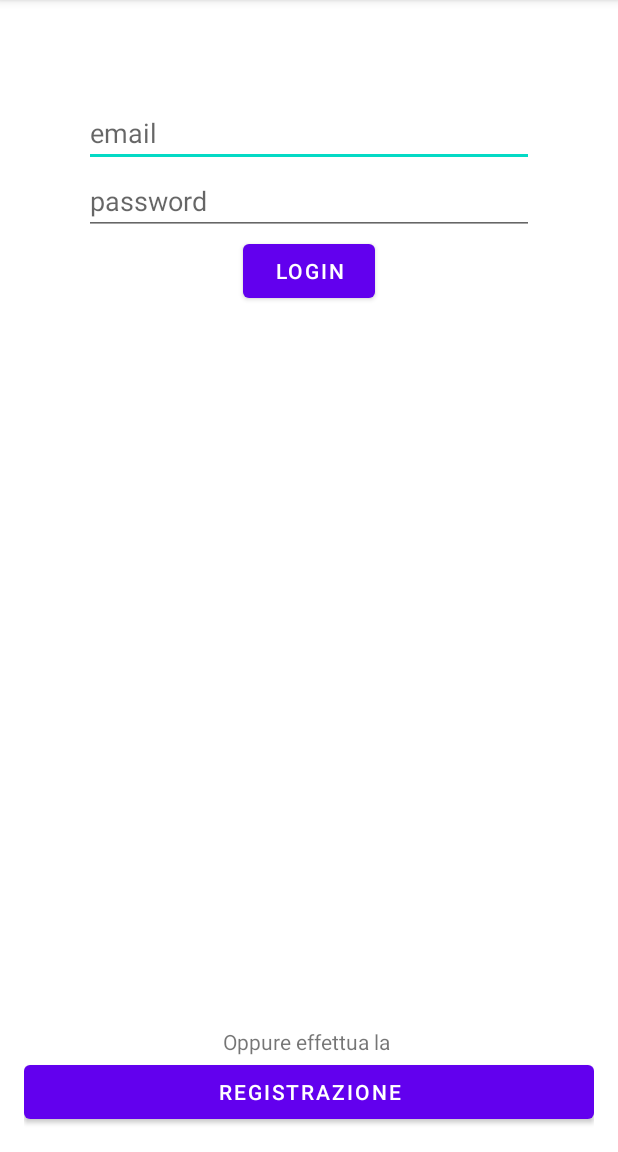
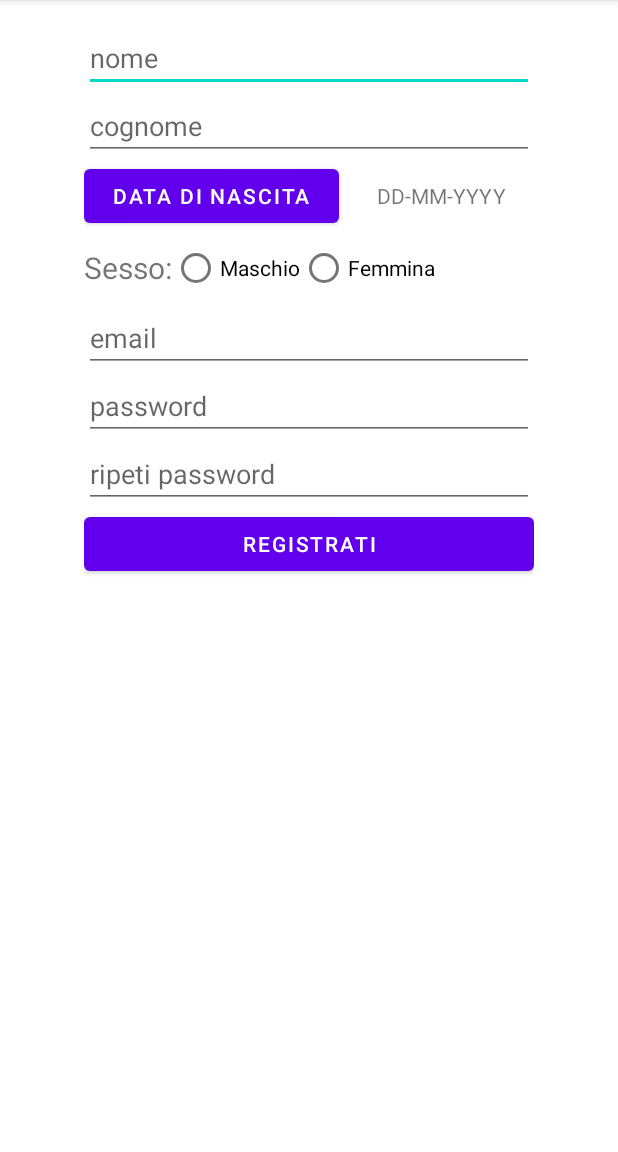
Before and after one commit to Tensa53/SmartGym, an Android app: the screen it shows after launch (LoginActivity before the commit, RegisterActivity after it), after a tap on "REGISTRAZIONE", on a phone screen of 412 x 824 dp, the part 84-1236 px from its top. Run offline under Robolectric (Android 15) with nearby library versions, the light colour scheme and no system bars; our stand-ins replace Firebase (no records; nobody signed in at launch, a user with empty details on screens opened directly); libraries missing offline, so code that uses them is left out: org.checkerframework.checker.

Commit message:
Implementata la registrazione

```diff
--- a/app/src/main/java/com/example/smartgym/application/HomeFragment.java
+++ b/app/src/main/java/com/example/smartgym/application/HomeFragment.java
@@ -80,6 +80,6 @@ public class HomeFragment extends Fragment {
         if (utente != null)
             myUtente = utente;
 
-        tvUtente.setText("Benvenuto " + myUtente.getMail());
+        tvUtente.setText("Benvenuto " + myUtente.getNome());
     }
 }
--- a/app/src/main/java/com/example/smartgym/infoUtenti/application/activity/LoginActivity.java
+++ b/app/src/main/java/com/example/smartgym/infoUtenti/application/activity/LoginActivity.java
@@ -53,6 +53,8 @@ public class LoginActivity extends AppCompatActivity implements View.OnClickList
     }
 
     private void onRegister() {
+        Intent intent = new Intent(getApplicationContext(), RegisterActivity.class);
+        startActivity(intent);
     }
 
     private void onLogin() {
--- a/app/src/main/java/com/example/smartgym/infoUtenti/application/activity/SplashScreenActivity.java
+++ b/app/src/main/java/com/example/smartgym/infoUtenti/application/activity/SplashScreenActivity.java
@@ -5,6 +5,7 @@ import androidx.appcompat.app.AppCompatActivity;
 import android.content.Intent;
 import android.os.Bundle;
 import android.os.Handler;
+import android.util.Log;
 import android.view.WindowManager;
 
 import com.example.smartgym.R;
--- a/app/src/main/java/com/example/smartgym/infoUtenti/application/service/InfoUtentiService.java
+++ b/app/src/main/java/com/example/smartgym/infoUtenti/application/service/InfoUtentiService.java
@@ -1,10 +1,15 @@
 package com.example.smartgym.infoUtenti.application.service;
 
+import com.example.smartgym.infoUtenti.storage.entity.Utente;
 import com.google.android.gms.tasks.Task;
 import com.google.firebase.auth.AuthResult;
+import com.google.firebase.firestore.DocumentReference;
 import com.google.firebase.firestore.DocumentSnapshot;
 import com.google.firebase.firestore.QuerySnapshot;
 
+/**
+ * La seguente interfaccia definisce quali funzionalita e servizi bisogna implementare
+ */
 public interface InfoUtentiService {
 
     Task<AuthResult> login(String email, String password);
@@ -15,4 +20,18 @@ public interface InfoUtentiService {
 
     Task<QuerySnapshot> getUserbyEmail(String email);
 
+    Task<AuthResult> registerUserAuth(String email,String password);
+
+    Task<DocumentReference> registerUserData(Utente utente);
+
+    void modificaInfoProfilo();
+
+    void inserimentoCaratteristicheAtleta();
+
+    void modificaCaratteristicheAtleta();
+
+    void cancellazioneProfilo(String email);
+
+
+
 }
--- /dev/null
+++ b/app/src/main/res/layout/activity_register.xml
@@ -0,0 +1,114 @@
+<?xml version="1.0" encoding="utf-8"?>
+<RelativeLayout
+    xmlns:android="http://schemas.android.com/apk/res/android"
+    xmlns:app="http://schemas.android.com/apk/res-auto"
+    xmlns:tools="http://schemas.android.com/tools"
+    android:layout_width="match_parent"
+    android:layout_height="match_parent"
+    android:padding="16dp"
+    tools:context=".infoUtenti.application.activity.RegisterActivity">
+
+    <LinearLayout
+        android:id="@+id/ll1"
+        android:layout_width="300dp"
+        android:layout_height="wrap_content"
+        android:orientation="vertical"
+        android:layout_centerHorizontal="true">
+
+        <EditText
+            android:id="@+id/etNome"
+            android:layout_width="match_parent"
+            android:layout_height="wrap_content"
+            android:hint="nome"/>
+
+        <EditText
+            android:id="@+id/etCognome"
+            android:layout_width="match_parent"
+            android:layout_height="wrap_content"
+            android:hint="cognome"/>
+
+        <LinearLayout
+            android:id="@+id/ll2"
+            android:layout_width="match_parent"
+            android:layout_height="wrap_content"
+            android:orientation="horizontal">
+
+            <Button
+                android:id="@+id/btDataDiNascita"
+                android:layout_width="170dp"
+                android:layout_height="wrap_content"
+                android:text="Data di Nascita"/>
+
+            <TextView
+                android:id="@+id/tvDataDiNascita"
+                android:layout_width="wrap_content"
+                android:layout_height="wrap_content"
+                android:layout_marginLeft="25dp"
+                android:text="DD-MM-YYYY"/>
+        </LinearLayout>
+
+        <LinearLayout
+            android:id="@+id/ll3"
+            android:layout_width="match_parent"
+            android:layout_height="wrap_content"
+            android:orientation="horizontal">
+
+            <TextView
+                android:id="@+id/tvSesso"
+                android:layout_width="wrap_content"
+                android:layout_height="wrap_content"
+                android:layout_gravity="center_vertical"
+                android:textSize="20sp"
+                android:text="Sesso:"/>
+
+            <RadioGroup
+                android:id="@+id/rbg1"
+                android:layout_width="wrap_content"
+                android:layout_height="wrap_content"
+                android:orientation="horizontal">
+
+                <RadioButton
+                    android:id="@+id/rb1"
+                    android:layout_width="wrap_content"
+                    android:layout_height="wrap_content"
+                    android:tag="true"
+                    android:text="Maschio"/>
+
+                <RadioButton
+                    android:id="@+id/rb2"
+                    android:layout_width="wrap_content"
+                    android:layout_height="wrap_content"
+                    android:tag="false"
+                    android:text="Femmina"/>
+
+            </RadioGroup>
+
+        </LinearLayout>
+
+        <EditText
+            android:id="@+id/etEmail"
+            android:layout_width="match_parent"
+            android:layout_height="wrap_content"
+            android:hint="email"/>
+
+        <EditText
+            android:id="@+id/etPassword"
+            android:layout_width="match_parent"
+            android:layout_height="wrap_content"
+            android:hint="password"/>
+
+        <EditText
+            android:id="@+id/etPasswordConf"
+            android:layout_width="match_parent"
+            android:layout_height="wrap_content"
+            android:hint="ripeti password"/>
+
+        <Button
+            android:id="@+id/btRegistrati"
+            android:layout_width="match_parent"
+            android:layout_height="wrap_content"
+            android:text="Registrati"/>
+
+    </LinearLayout>
+
+</RelativeLayout>
```
Also changed, not shown: app/src/main/AndroidManifest.xml (+10 -3 lines), app/src/main/java/com/example/smartgym/infoUtenti/application/activity/RegisterActivity.java (added, +294 -0 lines), app/src/main/java/com/example/smartgym/infoUtenti/application/service/AuthenticationUtils.java (added, +53 -0 lines), app/src/main/java/com/example/smartgym/infoUtenti/application/service/InfoUtentiServiceImpl.java (+67 -18 lines), app/src/main/java/com/example/smartgym/infoUtenti/application/service/UserInfoUtils.java (added, +41 -0 lines), app/src/main/java/com/example/smartgym/infoUtenti/storage/dataAccess/UtenteDAO.java (+21 -0 lines), app/src/main/java/com/example/smartgym/infoUtenti/storage/entity/Utente.java (+25 -1 lines).
